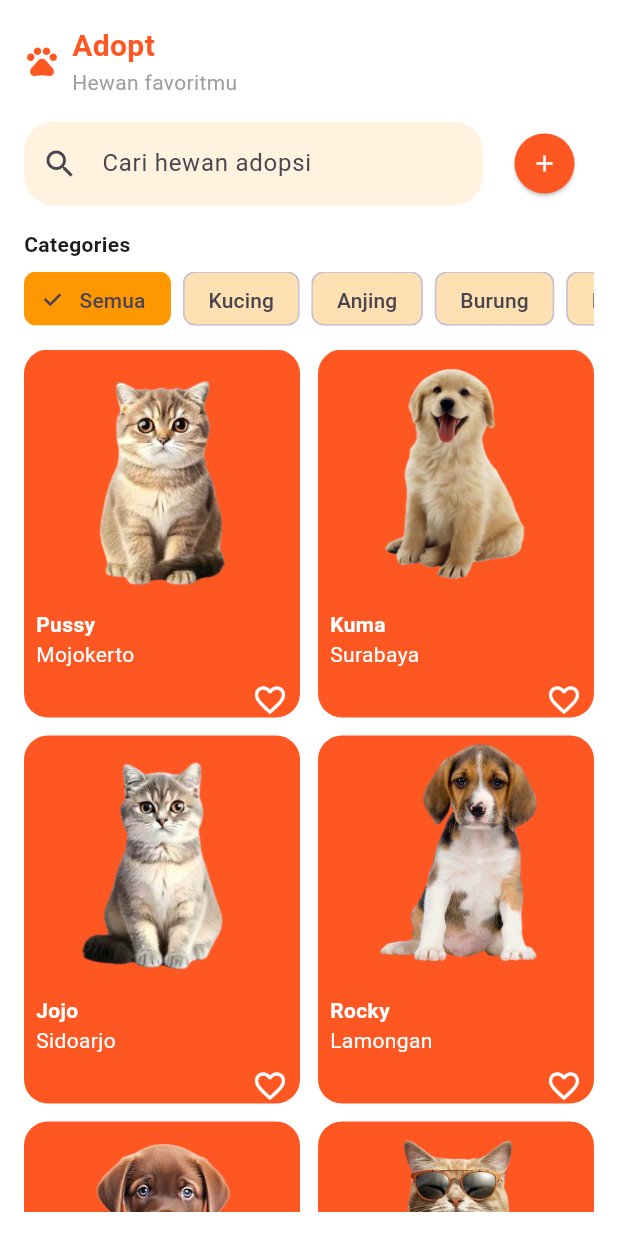
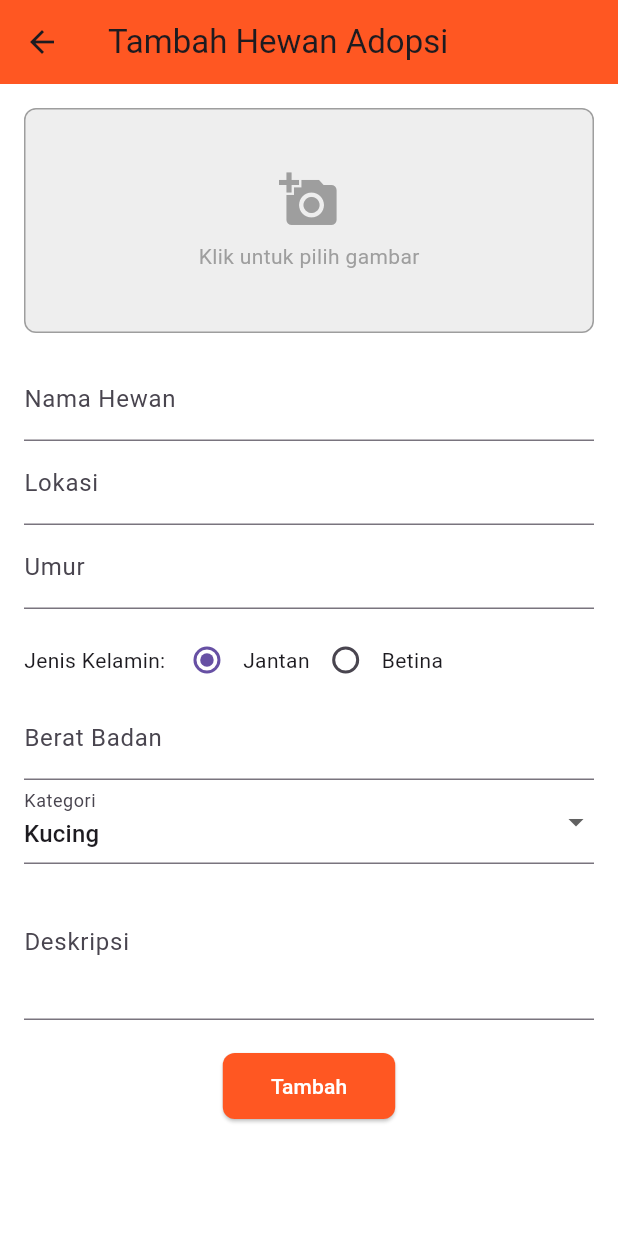
Before and after one commit to rasya-rafika/projectpemmob_safepaws, a Flutter app: the AdopsiPage screen opened directly, after a tap on the "add" icon, on a phone screen of 412 x 824 dp. Run offline on Flutter 3.47's test engine with Material 3 defaults, Android fonts, the light colour scheme and no system bars; our stand-ins replace cloud_firestore, firebase_core, firebase_storage, image_picker; accounts and stored records are empty.

Commit message:
tambah adopsi blm fix

```diff
--- a/lib/adopsi.dart
+++ b/lib/adopsi.dart
@@ -1,6 +1,7 @@
 import 'package:flutter/material.dart';
 import 'login.dart';
 import 'models.dart'; // Hanya untuk UserRole
+import 'tambah_adopsi.dart';
 
 class AdopsiPage extends StatefulWidget {
   const AdopsiPage({Key? key}) : super(key: key);
@@ -61,7 +62,7 @@ class _AdopsiPageState extends State<AdopsiPage> {
               ),
               const SizedBox(height: 16),
 
-              // Search bar
+              // Search bar dan tombol tambah
               Row(
                 children: [
                   Expanded(
@@ -80,13 +81,29 @@ class _AdopsiPageState extends State<AdopsiPage> {
                   ),
                   const SizedBox(width: 8),
                   ElevatedButton(
-                    onPressed: () {},
+                    onPressed: () async {
+                      final newPet = await Navigator.push(
+                        context,
+                        MaterialPageRoute(builder: (_) => const TambahAdopsiPage()),
+                      );
+
+                      if (newPet != null && mounted) {
+                        setState(() {
+                          _allAnimals.add({
+                            'name': newPet['name'],
+                            'location': newPet['location'],
+                            'image': newPet['image'],
+                            'category': newPet['category'],
+                          });
+                        });
+                      }
+                    },
                     style: ElevatedButton.styleFrom(
                       shape: const CircleBorder(),
                       backgroundColor: Colors.deepOrange,
                     ),
                     child: const Icon(Icons.add, color: Colors.white),
-                  )
+                  ),
                 ],
               ),
               const SizedBox(height: 16),
@@ -144,11 +161,19 @@ class _AdopsiPageState extends State<AdopsiPage> {
                           Expanded(
                             child: ClipRRect(
                               borderRadius: const BorderRadius.vertical(top: Radius.circular(16)),
-                              child: Image.asset(
-                                animal['image']!,
-                                fit: BoxFit.contain,
-                                width: double.infinity,
-                              ),
+                              child: animal['image']!.startsWith('http')
+                                  ? Image.network(
+                                      animal['image']!,
+                                      fit: BoxFit.cover,
+                                      width: double.infinity,
+                                      errorBuilder: (_, __, ___) =>
+                                          const Icon(Icons.image_not_supported),
+                                    )
+                                  : Image.asset(
+                                      animal['image']!,
+                                      fit: BoxFit.contain,
+                                      width: double.infinity,
+                                    ),
                             ),
                           ),
                           Padding(
@@ -156,10 +181,10 @@ class _AdopsiPageState extends State<AdopsiPage> {
                             child: Column(
                               crossAxisAlignment: CrossAxisAlignment.start,
                               children: [
-                                Text(animal['name']!,
+                                Text(animal['name'] ?? '',
                                     style: const TextStyle(
                                         color: Colors.white, fontWeight: FontWeight.bold)),
-                                Text(animal['location']!,
+                                Text(animal['location'] ?? '',
                                     style: const TextStyle(color: Colors.white)),
                               ],
                             ),
--- /dev/null
+++ b/lib/adopsi_model.dart
@@ -0,0 +1,50 @@
+class HewanAdopsi {
+  final String id;
+  final String nama;
+  final String umur;
+  final String jenisKelamin;
+  final String beratBadan;
+  final String kategori;
+  final String deskripsi;
+  final String imageUrl;
+  final String lokasi;
+
+  HewanAdopsi({
+    required this.id,
+    required this.nama,
+    required this.umur,
+    required this.jenisKelamin,
+    required this.beratBadan,
+    required this.kategori,
+    required this.deskripsi,
+    required this.imageUrl,
+    required this.lokasi,
+  });
+
+  Map<String, dynamic> toMap() {
+    return {
+      'nama': nama,
+      'umur': umur,
+      'jenisKelamin': jenisKelamin,
+      'beratBadan': beratBadan,
+      'kategori': kategori,
+      'deskripsi': deskripsi,
+      'imageUrl': imageUrl,
+      'lokasi': lokasi,
+    };
+  }
+
+  factory HewanAdopsi.fromMap(String id, Map<String, dynamic> data) {
+    return HewanAdopsi(
+      id: id,
+      nama: data['nama'] ?? '',
+      umur: data['umur'] ?? '',
+      jenisKelamin: data['jenisKelamin'] ?? '',
+      beratBadan: data['beratBadan'] ?? '',
+      kategori: data['kategori'] ?? '',
+      deskripsi: data['deskripsi'] ?? '',
+      imageUrl: data['imageUrl'] ?? '',
+      lokasi: data['lokasi'] ?? '',
+    );
+  }
+}
--- a/lib/services/dokter_service.dart
+++ b/lib/services/dokter_service.dart
@@ -1,5 +1,4 @@
 import 'package:cloud_firestore/cloud_firestore.dart';
-
 import '../dokter_model.dart'; // Import dari file dokter_model.dart
 
 class DokterService {
--- /dev/null
+++ b/lib/tambah_adopsi.dart
@@ -0,0 +1,208 @@
+import 'dart:io';
+import 'package:cloud_firestore/cloud_firestore.dart';
+import 'package:firebase_storage/firebase_storage.dart';
+import 'package:flutter/material.dart';
+import 'package:image_picker/image_picker.dart';
+import 'adopsi_model.dart';
+import 'services/adopsi_service.dart';
+
+class TambahAdopsiPage extends StatefulWidget {
+  const TambahAdopsiPage({super.key});
+
+  @override
+  State<TambahAdopsiPage> createState() => _TambahAdopsiPageState();
+}
+
+class _TambahAdopsiPageState extends State<TambahAdopsiPage> {
+  final _formKey = GlobalKey<FormState>();
+  final TextEditingController namaController = TextEditingController();
+  final TextEditingController _lokasiController = TextEditingController();
+  final TextEditingController umurController = TextEditingController();
+  final TextEditingController beratController = TextEditingController();
+  final TextEditingController deskripsiController = TextEditingController();
+
+  File? _pickedImage;
+  String _jenisKelamin = 'Male';
+  String _kategori = 'Kucing';
+  final List<String> _kategoriList = ['Kucing', 'Anjing', 'Kelinci', 'Burung', 'Lainnya'];
+
+  Future<void> _pickImage() async {
+    final picker = ImagePicker();
+    final picked = await picker.pickImage(source: ImageSource.gallery);
+    if (picked != null) {
+      setState(() {
+        _pickedImage = File(picked.path);
+      });
+    }
+  }
+
+  Future<String?> _uploadImage(File imageFile) async {
+    try {
+      final fileName = DateTime.now().millisecondsSinceEpoch.toString();
+      final ref = FirebaseStorage.instance.ref().child('adopsi_images/$fileName.jpg');
+      await ref.putFile(imageFile);
+      return await ref.getDownloadURL();
+    } catch (e) {
+      print("Gagal upload gambar: $e");
+      return null;
+    }
+  }
+
+  Future<void> _simpanData() async {
+    if (_formKey.currentState!.validate()) {
+      String? imageUrl;
+      if (_pickedImage != null) {
+        imageUrl = await _uploadImage(_pickedImage!);
+      }
+
+      final hewan = HewanAdopsi(
+        id: '',
+        nama: namaController.text.trim(),
+        umur: umurController.text.trim(),
+        jenisKelamin: _jenisKelamin,
+        beratBadan: beratController.text.trim(),
+        kategori: _kategori,
+        deskripsi: deskripsiController.text.trim(),
+        imageUrl: imageUrl ?? '',
+        lokasi: _lokasiController.text.trim(),
+      );
+
+      await AdopsiService().tambahHewan(hewan);
+
+      ScaffoldMessenger.of(context).showSnackBar(
+        const SnackBar(content: Text('Hewan berhasil ditambahkan untuk adopsi')),
+      );
+
+      Navigator.pop(context, {
+        'name': hewan.nama,
+        'location': hewan.lokasi,
+        'image': hewan.imageUrl,
+        'category': hewan.kategori,
+      });
+    }
+  }
+
+  @override
+  void dispose() {
+    namaController.dispose();
+    _lokasiController.dispose();
+    umurController.dispose();
+    beratController.dispose();
+    deskripsiController.dispose();
+    super.dispose();
+  }
+
+  @override
+  Widget build(BuildContext context) {
+    return Scaffold(
+      appBar: AppBar(
+        title: const Text('Tambah Hewan Adopsi'),
+        backgroundColor: Colors.deepOrange,
+      ),
+      body: SingleChildScrollView(
+        padding: const EdgeInsets.all(16.0),
+        child: Form(
+          key: _formKey,
+          child: Column(
+            children: [
+              GestureDetector(
+                onTap: _pickImage,
+                child: Container(
+                  height: 150,
+                  width: double.infinity,
+                  decoration: BoxDecoration(
+                    color: Colors.grey.shade200,
+                    borderRadius: BorderRadius.circular(8),
+                    border: Border.all(color: Colors.grey),
+                  ),
+                  child: _pickedImage != null
+                      ? Image.file(_pickedImage!, fit: BoxFit.cover)
+                      : const Center(
+                          child: Column(
+                            mainAxisAlignment: MainAxisAlignment.center,
+                            children: [
+                              Icon(Icons.add_a_photo, size: 40, color: Colors.grey),
+                              SizedBox(height: 8),
+                              Text('Klik untuk pilih gambar', style: TextStyle(color: Colors.grey)),
+                            ],
+                          ),
+                        ),
+                ),
+              ),
+              const SizedBox(height: 16),
+              TextFormField(
+                controller: namaController,
+                decoration: const InputDecoration(labelText: 'Nama Hewan'),
+                validator: (value) => value == null || value.isEmpty ? 'Wajib diisi' : null,
+              ),
+              TextFormField(
+                controller: _lokasiController,
+                decoration: const InputDecoration(labelText: 'Lokasi'),
+                validator: (value) => value == null || value.isEmpty ? 'Wajib diisi' : null,
+              ),
+              TextFormField(
+                controller: umurController,
+                decoration: const InputDecoration(labelText: 'Umur'),
+                keyboardType: TextInputType.number,
+                validator: (value) => value == null || value.isEmpty ? 'Wajib diisi' : null,
+              ),
+              const SizedBox(height: 10),
+              Row(
+                children: [
+                  const Text("Jenis Kelamin: "),
+                  Expanded(
+                    child: Row(
+                      children: [
+                        Radio<String>(
+                          value: 'Male',
+                          groupValue: _jenisKelamin,
+                          onChanged: (value) => setState(() => _jenisKelamin = value!),
+                        ),
+                        const Text("Jantan"),
+                        Radio<String>(
+                          value: 'Female',
+                          groupValue: _jenisKelamin,
+                          onChanged: (value) => setState(() => _jenisKelamin = value!),
+                        ),
+                        const Text("Betina"),
+                      ],
+                    ),
+                  )
+                ],
+              ),
+              TextFormField(
+                controller: beratController,
+                decoration: const InputDecoration(labelText: 'Berat Badan'),
+                keyboardType: TextInputType.number,
+                validator: (value) => value == null || value.isEmpty ? 'Wajib diisi' : null,
+              ),
+              DropdownButtonFormField<String>(
+                value: _kategori,
+                decoration: const InputDecoration(labelText: 'Kategori'),
+                items: _kategoriList.map((kategori) {
+                  return DropdownMenuItem(value: kategori, child: Text(kategori));
+                }).toList(),
+                onChanged: (value) => setState(() => _kategori = value!),
+              ),
+              TextFormField(
+                controller: deskripsiController,
+                maxLines: 3,
+                decoration: const InputDecoration(labelText: 'Deskripsi'),
+                validator: (value) => value == null || value.isEmpty ? 'Wajib diisi' : null,
+              ),
+              const SizedBox(height: 20),
+              ElevatedButton(
+                onPressed: _simpanData,
+                style: ElevatedButton.styleFrom(
+                  backgroundColor: Colors.deepOrange,
+                  padding: const EdgeInsets.symmetric(horizontal: 32, vertical: 12),
+                ),
+                child: const Text("Tambah"),
+              ),
+            ],
+          ),
+        ),
+      ),
+    );
+  }
+}
--- a/pubspec.yaml
+++ b/pubspec.yaml
@@ -37,6 +37,8 @@ dependencies:
   cloud_firestore: ^4.14.0       # WAJIB untuk Firestore
   cupertino_icons: ^1.0.8
   firebase_database: ^10.5.7
+  firebase_storage: ^11.6.1
+  image_picker: ^1.1.1
 
 dev_dependencies:
   flutter_test:
```
Also changed, not shown: lib/services/adopsi_service.dart (added, +17 -0 lines), pubspec.lock, 6 other files.
